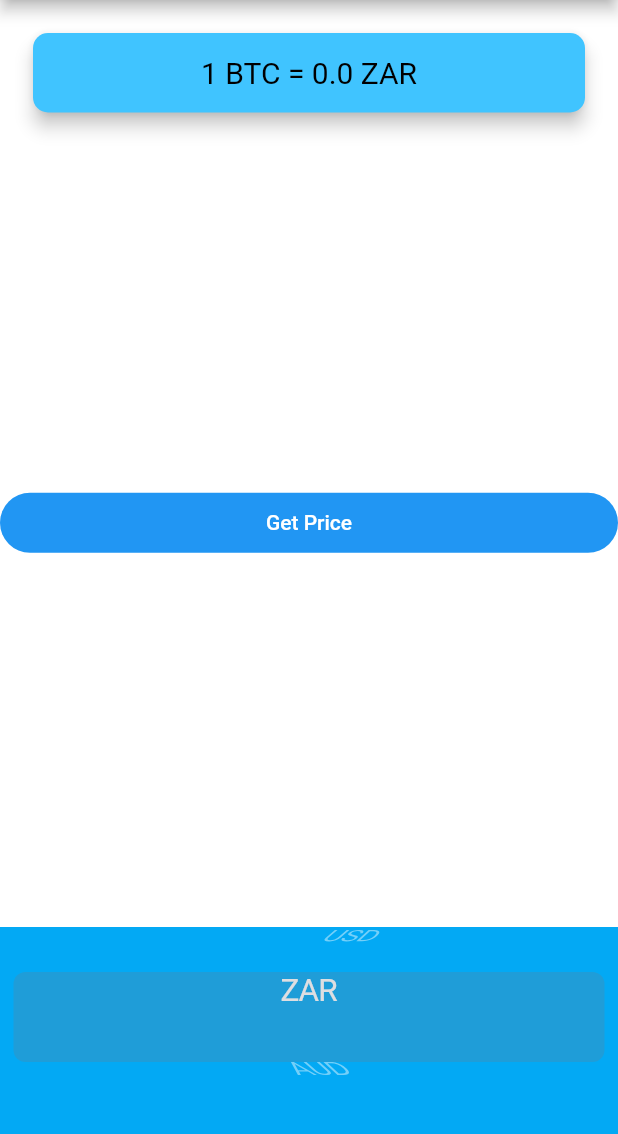
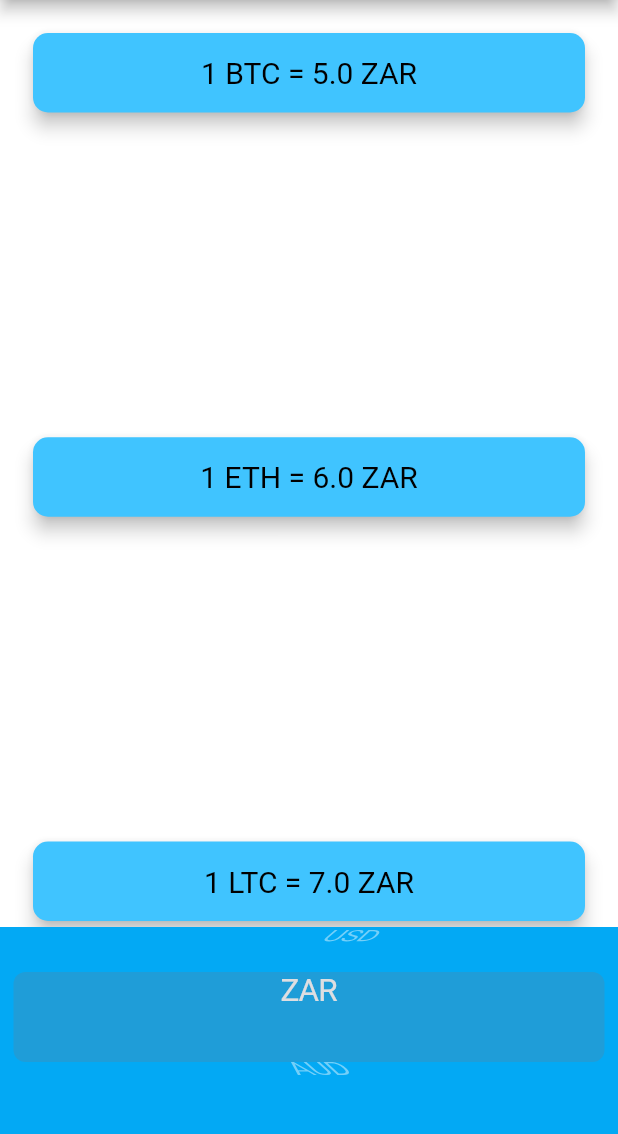
Before and after one commit to szamotine/Bitcoin-Ticker_flutter, a Flutter app: the screen it shows after launch, after a tap on "ZAR", on a phone screen of 412 x 824 dp, the part 84-1218 px from its top. Run offline on Flutter 3.47's test engine with Material 2 defaults, Android fonts, the phone set to English and light mode, and no system bars; network calls fail.

Commit message:
Completed app

```diff
--- a/lib/screens/price_screen.dart
+++ b/lib/screens/price_screen.dart
@@ -1,10 +1,10 @@
 import 'dart:io' show Platform;
 
-import 'package:bitcoin_ticker/services/network_helper.dart';
+import 'package:bitcoin_ticker/utilities/coin_data.dart';
 import 'package:flutter/cupertino.dart';
 import 'package:flutter/material.dart';
 
-import '../utilities/coin_data.dart';
+import '../services/price_card.dart';
 import '../utilities/constants.dart';
 
 class PriceScreen extends StatefulWidget {
@@ -16,7 +16,12 @@ class PriceScreen extends StatefulWidget {
 
 class _PriceScreenState extends State<PriceScreen> {
   String selectedCurrency = 'USD';
-  late CoinData coinData = CoinData();
+  late DateTime t1;
+  late DateTime t2;
+  late bool firstInit = true;
+  late double myprice = 1.00;
+
+  late List<PriceCard> widgetList = [];
 
   DropdownButton<String> androidDropDown() {
     List<DropdownMenuItem<String>> dropdownItemsList = [];
@@ -55,6 +60,7 @@ class _PriceScreenState extends State<PriceScreen> {
       onSelectedItemChanged: (int value) {
         setState(() {
           selectedCurrency = currenciesList[value];
+          // getPriceCards();
         });
       },
       children: pickerItemList,
@@ -69,52 +75,76 @@ class _PriceScreenState extends State<PriceScreen> {
     }
   }
 
+  Future<void> getPriceCards() async {
+    List<PriceCard> priceCardList = [];
+    CoinData coinData;
+
+    if (!firstInit) {
+      t2 = DateTime.timestamp();
+    } else {
+      firstInit = false;
+    }
+
+    Duration deltaTime = t2.difference(t1);
+
+    if (deltaTime > const Duration(seconds: 3)) {
+      print('Time difference is $deltaTime, updating getting coin data');
+      priceCardList.clear();
+      for (var coin in cryptoList) {
+        coinData = await CoinData.getCoinData(coin, selectedCurrency);
+        priceCardList.add(PriceCard(coinData: coinData));
+      }
+    } else {
+      print('Time difference is $deltaTime');
+    }
+
+    widgetList = priceCardList;
+    t1 = DateTime.timestamp();
+  }
+
+  Future<void> getPrice(String coin) async {
+    CoinData temp = await CoinData.getCoinData(coin, selectedCurrency);
+
+    myprice = temp.price;
+  }
+
+  double updatePrice(String coin) {
+    getPrice(coin);
+    return myprice;
+  }
+
+  @override
+  initState() {
+    super.initState();
+    t1 = DateTime.timestamp();
+    t2 = t1.add(const Duration(seconds: 5));
+    setState(() {
+      getPriceCards();
+    });
+  }
+
   @override
   Widget build(BuildContext context) {
     return Scaffold(
+      bottomNavigationBar: Container(
+        height: 150.0,
+        alignment: Alignment.center,
+        padding: const EdgeInsets.only(bottom: 30.0),
+        color: Colors.lightBlue,
+        child: iOSPicker(),
+      ),
       appBar: AppBar(
         title: const Text('🤑 Coin Ticker'),
       ),
       body: Column(
         mainAxisAlignment: MainAxisAlignment.spaceBetween,
         crossAxisAlignment: CrossAxisAlignment.stretch,
-        children: <Widget>[
-          Padding(
-            padding: const EdgeInsets.fromLTRB(18.0, 18.0, 18.0, 0),
-            child: Card(
-              color: Colors.lightBlueAccent,
-              elevation: 5.0,
-              shape: RoundedRectangleBorder(
-                borderRadius: BorderRadius.circular(10.0),
-              ),
-              child: Padding(
-                padding: const EdgeInsets.symmetric(vertical: 15.0, horizontal: 28.0),
-                child: Text(
-                  '1 BTC = ${coinData.price} $selectedCurrency',
-                  textAlign: TextAlign.center,
-                  style: kCoinDataTextStyle,
-                ),
-              ),
-            ),
+        children: List.generate(
+          cryptoList.length,
+          (index) => PriceCard(
+            coinData: CoinData.manualInput(coin: cryptoList[index], currency: selectedCurrency, price: ++myprice),
           ),
-          FilledButton(
-            onPressed: () async {
-              coinData = NetworkHelper.responseToCoinData(await NetworkHelper.getCurrencyData('BTC', selectedCurrency));
-              // coinData = CoinData.response(await NetworkHelper.getCurrencyData('BTC', selectedCurrency));
-              setState(() {
-                print(coinData.price);
-              });
-            },
-            child: const Text('Get Price'),
-          ),
-          Container(
-            height: 150.0,
-            alignment: Alignment.center,
-            padding: const EdgeInsets.only(bottom: 30.0),
-            color: Colors.lightBlue,
-            child: iOSPicker(),
-          ),
-        ],
+        ),
       ),
     );
   }
--- a/lib/services/network_helper.dart
+++ b/lib/services/network_helper.dart
@@ -1,3 +1,5 @@
+import 'dart:convert';
+
 import 'package:http/http.dart';
 
 import '../utilities/coin_data.dart';
@@ -12,17 +14,28 @@ class NetworkHelper {
       path: '/v1/exchangerate/$coin/$currency',
       queryParameters: <String, String>{'apikey': kAPIKey},
     );
-
+    print(httpsUri.toString());
     return await get(httpsUri);
   }
 
   static CoinData responseToCoinData(Response response) {
-    print(response.statusCode);
+    print('Status code is ${response.statusCode}');
     if (response.statusCode == 200) {
       return CoinData.response(response);
     } else {
+      print('Error: ${jsonDecode(response.body)["error"]}');
+      print('Header: ${response.headers.keys}');
+      print('Remaining: ${response.headers["x-concurrencylimit-remaining"]}');
+      print('Reset: ${response.headers["x-ratelimit-reset"]}');
+      print('Used: ${response.headers["x-ratelimit-used"]}');
       return CoinData();
     }
+  }
+
+  static Future<CoinData> getCoinData(String coin, String currency) async {
+    Response response = await getCurrencyData(coin, currency);
+
+    return responseToCoinData(response);
   }
 
   static void buildHTTPSRequest(String coin, String currency) {
--- /dev/null
+++ b/lib/services/price_card.dart
@@ -0,0 +1,55 @@
+import 'package:flutter/material.dart';
+
+import '../utilities/coin_data.dart';
+import '../utilities/constants.dart';
+
+class PriceCard extends StatefulWidget {
+  PriceCard({
+    super.key,
+    required this.coinData,
+  }) {
+    // print('New Price card created. Coin: ${this.coin}, Currency: ${this.currency}');
+  }
+
+  final CoinData coinData;
+
+  void updateCurrency(String newCurrency) {
+    print('Updating currency from ${coinData.currency} to $newCurrency');
+
+    coinData.currency = newCurrency;
+    coinData.coinDataRefresh();
+  }
+
+  @override
+  State<PriceCard> createState() => _PriceCardState();
+}
+
+class _PriceCardState extends State<PriceCard> {
+  @override
+  Widget build(BuildContext context) {
+    return Padding(
+      padding: const EdgeInsets.fromLTRB(18.0, 18.0, 18.0, 0),
+      child: Card(
+        color: Colors.lightBlueAccent,
+        elevation: 5.0,
+        shape: RoundedRectangleBorder(
+          borderRadius: BorderRadius.circular(10.0),
+        ),
+        child: Padding(
+          padding: const EdgeInsets.symmetric(vertical: 15.0, horizontal: 28.0),
+          child: Text(
+            '1 ${widget.coinData.coin} = ${widget.coinData.price} ${widget.coinData.currency}',
+            textAlign: TextAlign.center,
+            style: kCoinDataTextStyle,
+          ),
+        ),
+      ),
+    );
+  }
+
+  @override
+  void initState() {
+    super.initState();
+    print('Price Card state init');
+  }
+}
--- a/lib/utilities/coin_data.dart
+++ b/lib/utilities/coin_data.dart
@@ -1,46 +1,22 @@
 import 'dart:convert';
 
+import 'package:bitcoin_ticker/services/network_helper.dart';
 import 'package:http/http.dart';
-
-const List<String> currenciesList = [
-  'AUD',
-  'BRL',
-  'CAD',
-  'CNY',
-  'EUR',
-  'GBP',
-  'HKD',
-  'IDR',
-  'ILS',
-  'INR',
-  'JPY',
-  'MXN',
-  'NOK',
-  'NZD',
-  'PLN',
-  'RON',
-  'RUB',
-  'SEK',
-  'SGD',
-  'USD',
-  'ZAR'
-];
-
-const List<String> cryptoList = [
-  'BTC',
-  'ETH',
-  'LTC',
-];
 
 class CoinData {
   late Response response;
 
   CoinData() {
     response = Response('', 500);
+    timeStamp = DateTime.timestamp().toString();
+    coin = 'BTC';
+    currency = 'USD';
+    price = 999;
+  }
+
+  CoinData.manualInput({required this.coin, required this.currency, required this.price}) {
+    data = '';
     timeStamp = '';
-    coin = '';
-    currency = '';
-    price = 0;
   }
 
   CoinData.response(this.response) {
@@ -55,11 +31,25 @@ class CoinData {
   late final String? data;
   late final String timeStamp;
   late final String coin;
-  late final String currency;
-  late final double price;
+  late String currency;
+  late double price;
 
   @override
   String toString() {
     return 'CoinData{timeStamp: $timeStamp, coin: $coin, currency: $currency, price: $price}';
   }
+
+  static Future<CoinData> getCoinData(String coin, String currency) async {
+    Response response = await NetworkHelper.getCurrencyData(coin, currency);
+
+    return NetworkHelper.responseToCoinData(response);
+  }
+
+  void coinDataRefresh() async {
+    Response response = await NetworkHelper.getCurrencyData(coin, currency);
+    CoinData newData = NetworkHelper.responseToCoinData(response);
+    print('Old price: $price \nNewPrice: ${newData.price}');
+    price = newData.price;
+    //timeStamp = newData.timeStamp;
+  }
 }
--- a/lib/utilities/constants.dart
+++ b/lib/utilities/constants.dart
@@ -4,3 +4,33 @@ const kCoinDataTextStyle = TextStyle(
   fontSize: 20.0,
   color: Colors.black,
 );
+
+const List<String> currenciesList = [
+  'AUD',
+  'BRL',
+  'CAD',
+  'CNY',
+  'EUR',
+  'GBP',
+  'HKD',
+  'IDR',
+  'ILS',
+  'INR',
+  'JPY',
+  'MXN',
+  'NOK',
+  'NZD',
+  'PLN',
+  'RON',
+  'RUB',
+  'SEK',
+  'SGD',
+  'USD',
+  'ZAR'
+];
+
+const List<String> cryptoList = [
+  'BTC',
+  'ETH',
+  'LTC',
+];
```
